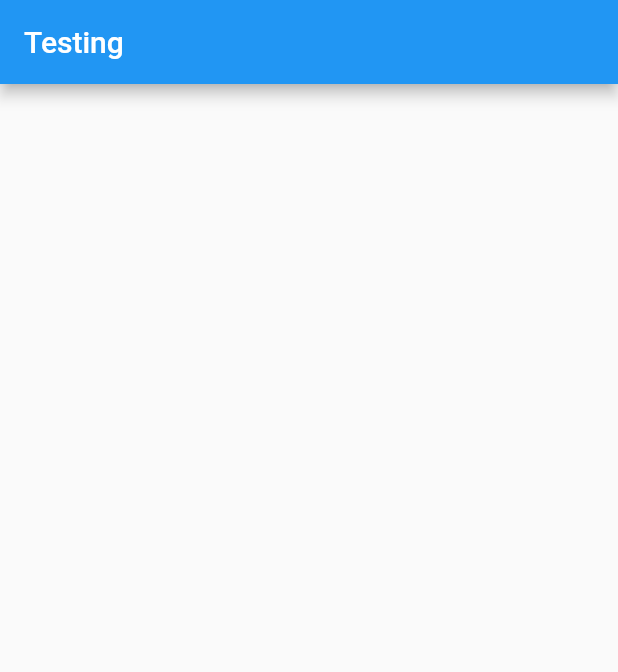
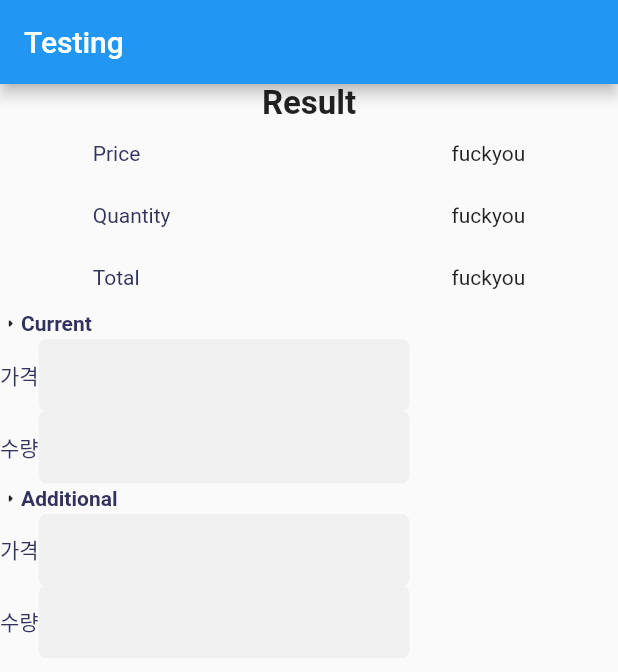
Before and after one commit to cuptry/first, a Flutter app: the screen it shows after launch, on a phone screen of 412 x 824 dp. Shown: the top 672 px of the screen. Run offline on Flutter 3.47's test engine with Material 2 defaults, Android fonts, the phone set to English and light mode, and no system bars; drawn by our look-alikes of google_mobile_ads; our stand-ins replace flutter_screenutil, get; network calls fail.

Commit message:
다시 시작중

```diff
--- a/lib/main.dart
+++ b/lib/main.dart
@@ -1,5 +1,7 @@
 import 'package:first/screens/home.dart';
+import 'package:first/utilities/translation.dart';
 import 'package:flutter/material.dart';
+import 'package:flutter_screenutil/flutter_screenutil.dart';
 import 'package:get/get.dart';
 import 'package:google_mobile_ads/google_mobile_ads.dart';
 
@@ -15,17 +17,21 @@ class MyApp extends StatelessWidget {
 
   @override
   Widget build(BuildContext context) {
-    return GetMaterialApp(
+    return ScreenUtilInit(
+      designSize: const Size(1080, 2280),
+      builder: () => GetMaterialApp(
+        translations: Messages(),
+        fallbackLocale: const Locale('en','US'),
+        locale: Get.deviceLocale,
         title: 'Flutter Demo',
-      theme: ThemeData(
-        primarySwatch: Colors.blue,
-      ),
+        theme: Get.isDarkMode? ThemeData.dark(): ThemeData.light(),
 
         debugShowCheckedModeBanner: false,
         initialRoute: '/',
         getPages: [
           GetPage(name: '/', page: ()=>StartPage())
         ],
+      ),
     );
   }
 }
--- a/lib/screens/home.dart
+++ b/lib/screens/home.dart
@@ -1,3 +1,5 @@
+import 'package:first/themes/inputexpresses.dart';
+import 'package:first/themes/themes.dart';
 import 'package:first/utilities/getxadmobtool.dart';
 import 'package:flutter/material.dart';
 import 'package:get/get.dart';
@@ -8,17 +10,23 @@ class StartPage extends StatelessWidget {
 
 
 
-
   @override
   Widget build(BuildContext context) {
     return Scaffold(
       appBar: AppBar(
         title: const Text('Testing'),
       ),
-      body: Center(
-        child:c.adWidget,
+      body: SingleChildScrollView(
+        child: Center(
+          child: Column(
+            children: [
+              // 값 표출 및 출력
+              OutPutExpresses().outputValueExpress,
+              Inputexpresses().inputValueExpress,
 
-
+            ],
+          ),
+        ),
       ),
     );
   }
--- /dev/null
+++ b/lib/themes/inputexpresses.dart
@@ -0,0 +1,149 @@
+import 'package:first/utilities/getxvaluessetting.dart';
+import 'package:flutter/material.dart';
+import 'package:get/get.dart';
+
+final controllers = Get.put(Maincontroller());
+
+class Inputexpresses {
+  final Container inputValueExpress = Container(
+      child: Column(
+    children: [
+      BigeertotalFormFieldtitle(titleimage: Icons.arrow_right_rounded,
+          title: '현재보유'),
+      Inputformfields(
+        formfieldtitle: '가격',
+        textcontoller: controllers.nowHavingPrice,
+        textstring: controllers.nowprice,
+      ),
+      Inputformfields(
+        formfieldtitle: '수량',
+        textcontoller: controllers.nowHavingQuantity,
+        textstring: controllers.nowqunatity,
+      ),
+      BigeertotalFormFieldtitle(titleimage: Icons.arrow_right_rounded,
+          title: '추가매수'),
+      Inputformfields(
+        formfieldtitle: '가격',
+        textcontoller: controllers.addHavingPrice,
+        textstring: controllers.addprice,
+      ),
+      Inputformfields(
+        formfieldtitle: '수량',
+        textcontoller: controllers.addHavingQuantity,
+        textstring: controllers.addqunatity,
+      )
+    ],
+  ));
+}
+
+
+//enum OrderType{BUY, SELL}
+// 폼필드 타이틀
+class BigeertotalFormFieldtitle extends StatelessWidget {
+
+  BigeertotalFormFieldtitle({required this.titleimage, required this.title});
+
+  final IconData titleimage;
+  final String title;
+
+
+  @override
+  Widget build(BuildContext context) {
+    return Container(
+      height: MediaQuery.of(context).size.height * 0.025,
+      child: Row(
+        crossAxisAlignment: CrossAxisAlignment.center,
+        children: [
+          Icon(
+            titleimage,
+            size: 14.0,
+          ),
+          Text(title.tr,
+              style: TextStyle(
+                  color: Color.fromRGBO(50, 50, 93, 1),
+                  fontSize: 14.0,
+                  fontWeight: FontWeight.w600)),
+        ],
+      ),
+    );
+  }
+
+}
+
+
+
+// 텍스트 폼 필드
+class Inputformfields extends StatelessWidget {
+  Inputformfields(
+      {required this.formfieldtitle,
+      required this.textcontoller,
+      required this.textstring});
+
+
+
+
+  String formfieldtitle;
+  RxString textstring;
+  Rx<TextEditingController> textcontoller;
+
+  Widget build(BuildContext context) {
+    return Container(
+      child: Column(
+        children: [
+          Row(
+            children: [
+              Text(formfieldtitle.tr,
+                  style: TextStyle(
+                      color: Color.fromRGBO(50, 50, 93, 1), fontSize: 14.0)),
+              Container(
+                width: MediaQuery.of(context).size.width * 0.8,
+                decoration: BoxDecoration(
+                  borderRadius: BorderRadius.all(Radius.circular(5.0)),
+                ),
+                child: SingleChildScrollView(
+                  scrollDirection: Axis.horizontal,
+                  child: Obx(
+                    () => Container(
+                      width: MediaQuery.of(context).size.width * 0.6,
+                      child: TextFormField(
+                        textAlign: TextAlign.end,
+                        controller: textcontoller.value,
+                        onChanged: (changedvalues) {
+                          if (changedvalues.length < 1) {
+                            textcontoller.value.clear();
+                            textstring.value = '0';
+                            print('reset');
+                          }
+                          textstring.value =
+                              (changedvalues).replaceAll(',', '');
+                          print(textcontoller);
+                          print(textstring.value);
+                        },
+                        keyboardType: TextInputType.numberWithOptions(
+                            signed: true, decimal: true),
+                        style: TextStyle(
+                            color: Color.fromRGBO(82, 95, 127, 1),
+                            fontSize: 15.0),
+                        decoration: InputDecoration(
+                          border: OutlineInputBorder(
+                            borderSide: BorderSide.none,
+                            borderRadius: BorderRadius.all(
+                              Radius.circular(5.0),
+                            ),
+                          ),
+                          filled: true,
+                          contentPadding:
+                              EdgeInsets.symmetric(horizontal: 10, vertical: 5),
+                        ),
+                      ),
+                    ),
+                  ),
+                ),
+              ),
+            ],
+          ),
+        ],
+      ),
+    );
+  }
+}
--- /dev/null
+++ b/lib/themes/themes.dart
@@ -0,0 +1,68 @@
+
+// ignore_for_file: prefer_const_constructors
+
+import 'package:flutter/material.dart';
+import 'package:get/get.dart';
+
+
+// 결과 값 타이틀 및 값 출력
+class OutPutExpresses {
+  final Container outputValueExpress = Container(
+      child: Column(
+    children: [
+      //최종보유 텍스트
+      Text(
+        "최 종 보 유".tr,
+        style: TextStyle(
+          fontWeight: FontWeight.bold,
+          fontSize: 22.0,
+        ),
+
+      ),
+      totalresult(title: "평 단 가", resultvalue: 'fuckyou',),
+      totalresult(title: "수      량", resultvalue: 'fuckyou',),
+      totalresult(title: "총 금 액", resultvalue: 'fuckyou',),
+    ],
+  ));
+}
+
+
+
+//값 출력
+class totalresult extends StatelessWidget {
+  totalresult({required this.title, this.resultvalue});
+  String title;
+  var resultvalue;
+
+  @override
+  Widget build(BuildContext context) {
+    return Container(
+      width: MediaQuery.of(context).size.width * 0.7,
+      child: Column(
+        children: [
+          Container(
+            child: Row(
+              mainAxisAlignment: MainAxisAlignment.spaceBetween,
+              children: [
+                Container(
+                  width: MediaQuery.of(context).size.width * 0.15,
+                  child: Text(title.tr,
+                      style: TextStyle(
+                          color: Color.fromRGBO(50, 50, 93, 1),
+                          fontSize: 14.0)),
+                ),
+                Container(
+                  alignment: Alignment.centerRight,
+                  width: MediaQuery.of(context).size.width * 0.55,
+                  height: MediaQuery.of(context).size.height * 0.05,
+                  child: SingleChildScrollView(
+                      scrollDirection: Axis.horizontal, child: Text(resultvalue)),
+                ),
+              ],
+            ),
+          ),
+        ],
+      ),
+    );
+  }
+}
--- /dev/null
+++ b/lib/utilities/getxvaluessetting.dart
@@ -0,0 +1,27 @@
+import 'package:flutter/material.dart';
+import 'package:get/get.dart';
+
+class Maincontroller extends GetxController {
+
+  var nowHavingPrice = TextEditingController().obs;
+  var nowHavingQuantity = TextEditingController().obs;
+  var addHavingPrice = TextEditingController().obs;
+  var addHavingQuantity = TextEditingController().obs;
+  var nowprice = ''.obs;
+  var nowqunatity = ''.obs;
+  var addprice = ''.obs;
+  var addqunatity = ''.obs;
+  var totalrows = [].obs;
+  var nowrows = [].obs;
+  var addrows = [].obs;
+
+  @override
+  void onClose() {
+    super.onClose();
+    nowHavingPrice.close();
+    nowHavingQuantity.close();
+    addHavingPrice.close();
+    addHavingQuantity.close();
+  }
+
+}
--- /dev/null
+++ b/lib/utilities/translation.dart
@@ -0,0 +1,90 @@
+import 'package:get/get_navigation/src/root/internacionalization.dart';
+
+class Messages extends Translations {
+  @override
+  Map<String, Map<String, String>> get keys => {
+        'ko_KR': {
+          "언어": "언어",
+          "언 어": "언 어",
+          "언어선택": "언어선택",
+          "최 종 보 유": "최 종 보 유",
+          "평 단 가": "평 단 가",
+          "수      량": "수      량",
+          "총 금 액": "총 금 액",
+          "현재보유": "현재보유",
+          "추가매수": "추가매수",
+          "평  단  가": "평  단  가",
+          "수        량": "수        량",
+          "총  금  액": "총  금  액",
+          "테마": "테마",
+          "기 본": "기 본",
+          "설    정": "설    정",
+          "기 타": "기 타",
+          "앱버전": "앱버전",
+          "이용약관": "이용약관",
+          "라이센스": "라이센스",
+          "앱 평가하기": "앱 평가하기",
+          "문의 및 의견": "문의 및 의견",
+          "저 장 소": "저 장 소",
+          "초기화": "초기화",
+          "저장": "저장",
+          "편집": "편집",
+          "영어": "영어",
+          "중국어": "중국어",
+          "한국어": "한국어",
+          "다크모드": "다크모드",
+          "저장완료": "저장완료",
+          "저장 내역들을 보려면 터치하세요": "저장 내역들을 보려면 터치하세요",
+          "수 량": "수 량",
+          "구 분": "구 분",
+          "현 재": "현 재",
+          "추 가": "추 가",
+          "최 종": "최 종",
+          "삭제하시겠습니까?": "삭제하시겠습니까?",
+          "삭제": "삭제",
+          "취소": "취소",
+        },
+        'en_US': {
+          "언어선택": "Language",
+          "최 종 보 유": "Result",
+          "평 단 가": "Price",
+          "수 량": "Quantity",
+          "수      량": "Quantity",
+          "총 금 액": "Total",
+          "현재보유": "Current",
+          "추가매수": "Additional",
+          "평  단  가": "Price",
+          "수        량": "Quantity",
+          "총  금  액": "Total",
+          "구 분": "Category",
+          "현 재": "Current",
+          "추 가": "Additional",
+          "최 종": "Result",
+          "삭제하시겠습니까?": "Do you want to delete the row?",
+          "삭제": "Yes",
+          "취소": "No",
+          "언 어": "Language",
+          "언어": "Language",
+          "테마": "Theme",
+          "설    정": "SETTINGS",
+          "기 본": "Main",
+          "기 타": "Others",
+          "앱버전": "App Version",
+          "이용약관": "Terms & Conditions",
+          "라이센스": "Licenses",
+          "앱 평가하기": "Appstore for Reviews",
+          "문의 및 의견": "Send Feedbacks",
+          "거 래 리 스 트": "SAVED TRANSACTION",
+          "초기화": "RESET",
+          "저장": "SAVE",
+          "편집": "Edit",
+          "영어": "English",
+          "중국어": "Chinese",
+          "한국어": "Korean",
+          "다크모드": "Dark Mode",
+          "저장완료": "Save successfully",
+          "저장 내역들을 보려면 터치하세요":
+              "Touch here if you want to see the saved transactions."
+        }
+      };
+}
--- a/pubspec.yaml
+++ b/pubspec.yaml
@@ -36,6 +36,7 @@ dependencies:
   cupertino_icons: ^1.0.2
   google_mobile_ads: ^0.13.5
   get: ^4.3.8
+  flutter_screenutil: ^5.0.0+2
 
 dev_dependencies:
   flutter_test:
```
Also changed, not shown: pubspec.lock. Lines whose indentation alone changed are shown as unchanged.
